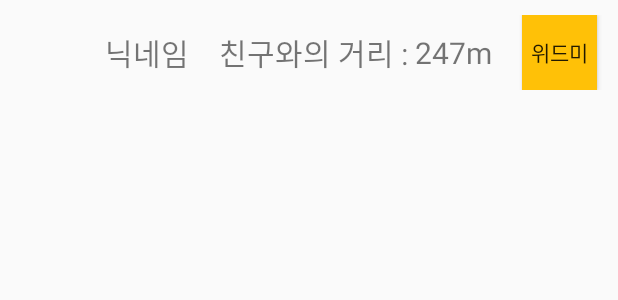
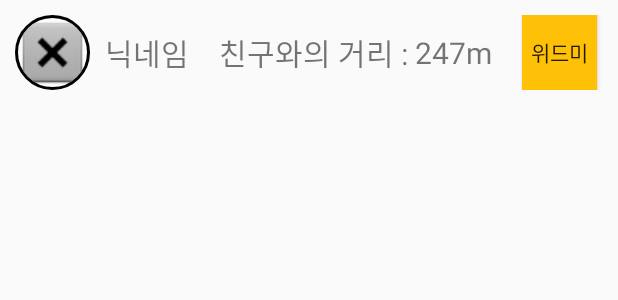
Before and after one commit to stopkite/GURU2_Android, an Android app: the layout item_friends.xml on its own in the app's theme, with its tools: preview values and no code run, on a phone screen of 412 x 824 dp. Shown: the top 300 px of the screen. Run offline under Robolectric (Android 15) with nearby library versions, the phone set to English and light mode, and no system bars.

Commit message:
주석 추가 동그란 사진으로 바꾸려고 xml건드림

```diff
--- a/app/src/main/java/com/example/cho6/guru2_android12/friendList.kt
+++ b/app/src/main/java/com/example/cho6/guru2_android12/friendList.kt
@@ -66,7 +66,7 @@ class friendList : AppCompatActivity() {
 
 
     }
-
+    // 한명을 위드미 했을 때 팝업
     fun ShowCallOnePop(v: View) {
         val textView: TextView
         val butClose: Button
@@ -92,7 +92,7 @@ class friendList : AppCompatActivity() {
         }
         myDialog!!.show()
     }
-
+    // 모두 위드미 했을 때 팝업
     fun ShowCallAllPop(v: View) {
         val textView: TextView
         val butClose: Button
@@ -118,7 +118,7 @@ class friendList : AppCompatActivity() {
         }
         myDialog!!.show()
     }
-
+    // 예를 눌렀을 때의 팝업
     fun ShowYesPop(v: View) {
         val butClose: Button
         myDialog?.setContentView(R.layout.call_ok)
@@ -128,7 +128,7 @@ class friendList : AppCompatActivity() {
         }
         myDialog!!.show()
     }
-
+    // 아니오를 눌렀을 때의 팝업
     fun ShowNoPop(v: View) {
         val butClose: Button
         myDialog?.setContentView(R.layout.call_fail)
@@ -140,11 +140,13 @@ class friendList : AppCompatActivity() {
     }
 }
 
+// Friends 객체
 data class Friends(
     val nickname: String,
     var distance: Int
 )
 
+// 리사이클러 뷰 어댑터
 class FriendListAdapter(private var myDataset: List<Friends>) :
     RecyclerView.Adapter<FriendListAdapter.FriendListViewHolder>() {
 
@@ -173,6 +175,7 @@ class FriendListAdapter(private var myDataset: List<Friends>) :
     }
 }
 
+// 정보 수정에 대한 모든 것의 클래스
 class FriendListViewModel : ViewModel() {
     val friendLiveData = MutableLiveData<List<Friends>>()
     val db = Firebase.firestore
@@ -222,11 +225,6 @@ class FriendListViewModel : ViewModel() {
             }
     }
 
-    // 리사이클뷰에 추가하는 함수
-    fun addRecyclerView() {
-        //data.add()
-    }
-
     // 거리를 구하는 함수 => 성공
     fun getDistance(lat1: Double, lon1: Double, lat2: Double, lon2: Double): Double {
         val dlat = lat1 - lat2
--- a/app/src/main/res/layout/item_friends.xml
+++ b/app/src/main/res/layout/item_friends.xml
@@ -1,12 +1,17 @@
 <?xml version="1.0" encoding="utf-8"?>
 <LinearLayout xmlns:android="http://schemas.android.com/apk/res/android"
-    android:orientation="horizontal" android:layout_width="match_parent"
+    xmlns:app="http://schemas.android.com/apk/res-auto"
+    android:orientation="horizontal"
+    android:layout_width="match_parent"
     android:layout_height="70dp"
     android:padding="10dp">
 
-    <ImageView
+    <de.hdodenhof.circleimageview.CircleImageView
+        android:id="@+id/frienditempic"
         android:layout_width="50dp"
-        android:layout_height="50dp"/>
+        android:layout_height="50dp"
+        app:civ_border_width="2dp"
+        app:srcCompat="@android:drawable/btn_dialog" />
 
     <TextView
         android:id="@+id/nickname"
```
